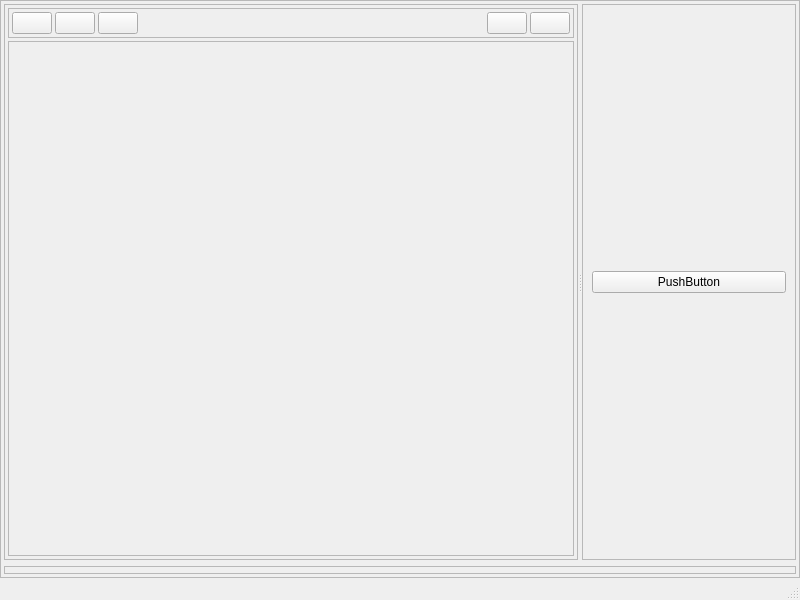
First picture: the form in nectar_render/gui/resource/mainwidget2.ui, repository ZacharyBork/NectarRender, before the edit.
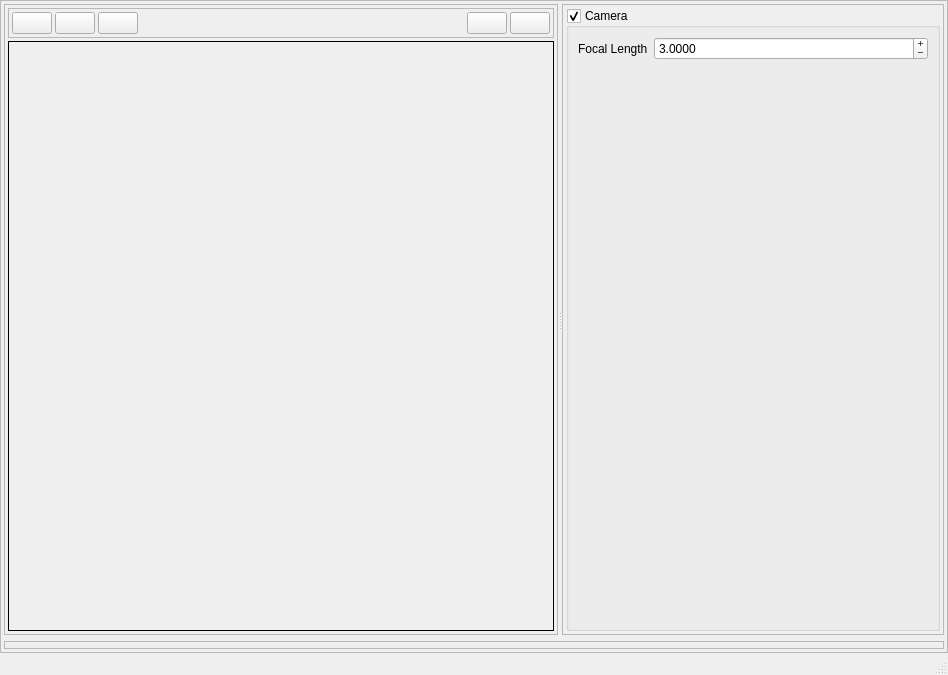
Second picture: the form after the edit.

Commit message: Rebuilt camera update system and added cam rotation

Diff of the .ui file:
```diff
--- a/nectar_render/gui/resource/mainwidget2.ui
+++ b/nectar_render/gui/resource/mainwidget2.ui
@@ -6,8 +6,8 @@
    <rect>
     <x>0</x>
     <y>0</y>
-    <width>800</width>
-    <height>600</height>
+    <width>948</width>
+    <height>675</height>
    </rect>
   </property>
   <property name="windowTitle">
@@ -175,10 +175,13 @@
            <item>
             <widget class="QFrame" name="viewport_frame">
              <property name="frameShape">
-              <enum>QFrame::StyledPanel</enum>
+              <enum>QFrame::Panel</enum>
              </property>
              <property name="frameShadow">
-              <enum>QFrame::Raised</enum>
+              <enum>QFrame::Plain</enum>
+             </property>
+             <property name="lineWidth">
+              <number>1</number>
              </property>
              <layout class="QVBoxLayout" name="verticalLayout_3">
               <property name="leftMargin">
@@ -199,6 +202,12 @@
           </layout>
          </widget>
          <widget class="QFrame" name="frame_3">
+          <property name="sizePolicy">
+           <sizepolicy hsizetype="Maximum" vsizetype="Preferred">
+            <horstretch>0</horstretch>
+            <verstretch>0</verstretch>
+           </sizepolicy>
+          </property>
           <property name="frameShape">
            <enum>QFrame::NoFrame</enum>
           </property>
@@ -231,16 +240,65 @@
                <rect>
                 <x>0</x>
                 <y>0</y>
-                <width>207</width>
-                <height>532</height>
+                <width>399</width>
+                <height>629</height>
                </rect>
               </property>
               <layout class="QVBoxLayout" name="verticalLayout_7">
+               <property name="spacing">
+                <number>3</number>
+               </property>
+               <property name="leftMargin">
+                <number>3</number>
+               </property>
+               <property name="topMargin">
+                <number>3</number>
+               </property>
+               <property name="rightMargin">
+                <number>3</number>
+               </property>
+               <property name="bottomMargin">
+                <number>3</number>
+               </property>
                <item>
-                <widget class="QPushButton" name="pushButton">
-                 <property name="text">
-                  <string>PushButton</string>
+                <widget class="QGroupBox" name="camera_settings">
+                 <property name="title">
+                  <string>Camera</string>
                  </property>
+                 <property name="checkable">
+                  <bool>true</bool>
+                 </property>
+                 <layout class="QFormLayout" name="formLayout">
+                  <item row="0" column="0">
+                   <widget class="QLabel" name="label">
+                    <property name="text">
+                     <string>Focal Length</string>
+                    </property>
+                   </widget>
+                  </item>
+                  <item row="0" column="1">
+                   <widget class="QDoubleSpinBox" name="focal_length">
+                    <property name="frame">
+                     <bool>true</bool>
+                    </property>
+                    <property name="buttonSymbols">
+                     <enum>QAbstractSpinBox::PlusMinus</enum>
+                    </property>
+                    <property name="decimals">
+                     <number>4</number>
+                    </property>
+                    <property name="minimum">
+                     <double>0.000100000000000</double>
+                    </property>
+                    <property name="maximum">
+                     <double>999.000000000000000</double>
+                    </property>
+                    <property name="value">
+                     <double>3.000000000000000</double>
+                    </property>
+                   </widget>
+                  </item>
+                 </layout>
                 </widget>
                </item>
               </layout>
```
Left out of the diff: 10 changed lines with no effect on the pictures. The commit also changes 11 other files.
